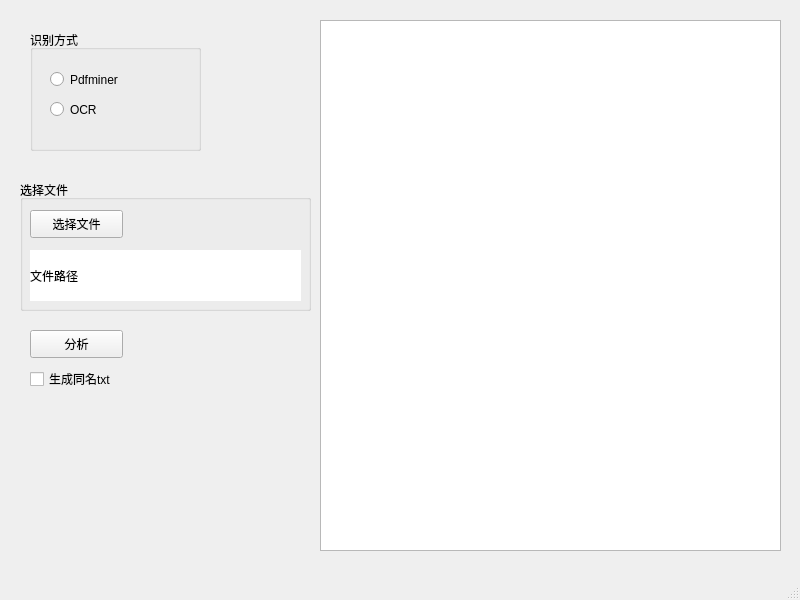
Above: ui_main.ui from huangkaining/pdf2word before the change. Below: the same form after it.
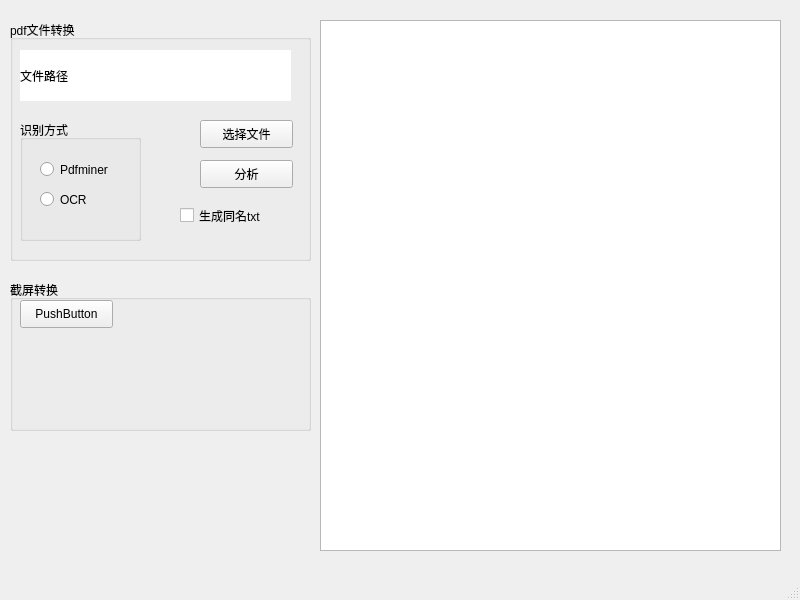
That is the form after the change.

Commit message: 修改了ocr部分，制作截图中（未完成）

Diff of the .ui file:
```diff
--- a/ui_main.ui
+++ b/ui_main.ui
@@ -14,51 +14,6 @@
    <string>MainWindow</string>
   </property>
   <widget class="QWidget" name="centralwidget">
-   <widget class="QGroupBox" name="groupBox">
-    <property name="geometry">
-     <rect>
-      <x>30</x>
-      <y>30</y>
-      <width>171</width>
-      <height>121</height>
-     </rect>
-    </property>
-    <property name="title">
-     <string>识别方式</string>
-    </property>
-    <widget class="QRadioButton" name="ChoicePdfminer">
-     <property name="geometry">
-      <rect>
-       <x>20</x>
-       <y>40</y>
-       <width>115</width>
-       <height>19</height>
-      </rect>
-     </property>
-     <property name="text">
-      <string>Pdfminer</string>
-     </property>
-     <attribute name="buttonGroup">
-      <string notr="true">ChoiceButtonGroup</string>
-     </attribute>
-    </widget>
-    <widget class="QRadioButton" name="ChoiceOCR">
-     <property name="geometry">
-      <rect>
-       <x>20</x>
-       <y>70</y>
-       <width>115</width>
-       <height>19</height>
-      </rect>
-     </property>
-     <property name="text">
-      <string>OCR</string>
-     </property>
-     <attribute name="buttonGroup">
-      <string notr="true">ChoiceButtonGroup</string>
-     </attribute>
-    </widget>
-   </widget>
    <widget class="QTextBrowser" name="TextResult">
     <property name="geometry">
      <rect>
@@ -72,20 +27,20 @@
    <widget class="QGroupBox" name="groupBox_2">
     <property name="geometry">
      <rect>
-      <x>20</x>
-      <y>180</y>
-      <width>291</width>
-      <height>131</height>
+      <x>10</x>
+      <y>20</y>
+      <width>301</width>
+      <height>241</height>
      </rect>
     </property>
     <property name="title">
-     <string>选择文件</string>
+     <string>pdf文件转换</string>
     </property>
     <widget class="QLabel" name="LabelFile">
      <property name="geometry">
       <rect>
        <x>10</x>
-       <y>70</y>
+       <y>30</y>
        <width>271</width>
        <height>51</height>
       </rect>
@@ -100,8 +55,8 @@
     <widget class="QPushButton" name="btnUploadFile">
      <property name="geometry">
       <rect>
-       <x>10</x>
-       <y>30</y>
+       <x>190</x>
+       <y>100</y>
        <width>93</width>
        <height>28</height>
       </rect>
@@ -110,32 +65,103 @@
       <string>选择文件</string>
      </property>
     </widget>
+    <widget class="QGroupBox" name="groupBox">
+     <property name="geometry">
+      <rect>
+       <x>10</x>
+       <y>100</y>
+       <width>121</width>
+       <height>121</height>
+      </rect>
+     </property>
+     <property name="title">
+      <string>识别方式</string>
+     </property>
+     <widget class="QRadioButton" name="ChoicePdfminer">
+      <property name="geometry">
+       <rect>
+        <x>20</x>
+        <y>40</y>
+        <width>115</width>
+        <height>19</height>
+       </rect>
+      </property>
+      <property name="text">
+       <string>Pdfminer</string>
+      </property>
+      <attribute name="buttonGroup">
+       <string notr="true">ChoiceButtonGroup</string>
+      </attribute>
+     </widget>
+     <widget class="QRadioButton" name="ChoiceOCR">
+      <property name="geometry">
+       <rect>
+        <x>20</x>
+        <y>70</y>
+        <width>115</width>
+        <height>19</height>
+       </rect>
+      </property>
+      <property name="text">
+       <string>OCR</string>
+      </property>
+      <attribute name="buttonGroup">
+       <string notr="true">ChoiceButtonGroup</string>
+      </attribute>
+     </widget>
+    </widget>
+    <widget class="QPushButton" name="btnAnalyse">
+     <property name="geometry">
+      <rect>
+       <x>190</x>
+       <y>140</y>
+       <width>93</width>
+       <height>28</height>
+      </rect>
+     </property>
+     <property name="text">
+      <string>分析</string>
+     </property>
+    </widget>
+    <widget class="QCheckBox" name="ChoiceWriteFile">
+     <property name="geometry">
+      <rect>
+       <x>170</x>
+       <y>180</y>
+       <width>111</width>
+       <height>31</height>
+      </rect>
+     </property>
+     <property name="text">
+      <string>生成同名txt</string>
+     </property>
+    </widget>
    </widget>
-   <widget class="QPushButton" name="btnAnalyse">
+   <widget class="QGroupBox" name="groupBox_3">
     <property name="geometry">
      <rect>
-      <x>30</x>
-      <y>330</y>
-      <width>93</width>
-      <height>28</height>
+      <x>10</x>
+      <y>280</y>
+      <width>301</width>
+      <height>151</height>
      </rect>
     </property>
-    <property name="text">
-     <string>分析</string>
+    <property name="title">
+     <string>截屏转换</string>
     </property>
-   </widget>
-   <widget class="QCheckBox" name="ChoiceWriteFile">
-    <property name="geometry">
-     <rect>
-      <x>30</x>
-      <y>369</y>
-      <width>181</width>
-      <height>20</height>
-     </rect>
-    </property>
-    <property name="text">
-     <string>生成同名txt</string>
-    </property>
+    <widget class="QPushButton" name="btn">
+     <property name="geometry">
+      <rect>
+       <x>10</x>
+       <y>20</y>
+       <width>93</width>
+       <height>28</height>
+      </rect>
+     </property>
+     <property name="text">
+      <string>PushButton</string>
+     </property>
+    </widget>
    </widget>
   </widget>
   <widget class="QMenuBar" name="menubar">
```
The commit also changes 1 other file.
